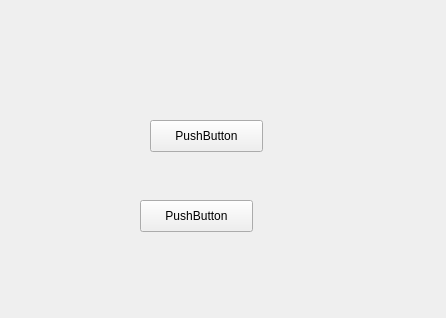
Qt form Gui/widget.ui (xtuer/Qt) before a commit.
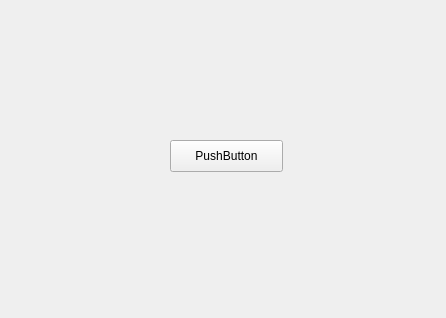
The same form after that commit. Icons and pictures are not drawn.

What changed in the file:
```diff
--- a/Gui/widget.ui
+++ b/Gui/widget.ui
@@ -14,26 +14,21 @@
    <string>Widget</string>
   </property>
   <property name="styleSheet">
-   <string notr="true"/>
+   <string notr="true">#titleButton {
+	border: none;
+	background: rgb(126,186,246);
+	qproperty-icon: url(/Users/Biao/Downloads/icon/icons01.png);
+	text-align: left;
+	padding-left: 10px;
+	icon-size: 27px 20px;
+	spacing: 120px;
+}</string>
   </property>
   <widget class="QPushButton" name="pushButton">
    <property name="geometry">
     <rect>
-     <x>150</x>
-     <y>120</y>
-     <width>113</width>
-     <height>32</height>
-    </rect>
-   </property>
-   <property name="text">
-    <string>PushButton</string>
-   </property>
-  </widget>
-  <widget class="QPushButton" name="pushButton_2">
-   <property name="geometry">
-    <rect>
-     <x>140</x>
-     <y>200</y>
+     <x>170</x>
+     <y>140</y>
      <width>113</width>
      <height>32</height>
     </rect>
```
